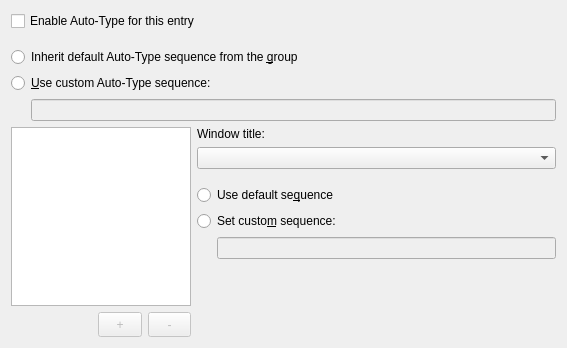
keepassxreboot/keepassxc, file src/gui/entry/EditEntryWidgetAutoType.ui: the form before one commit.
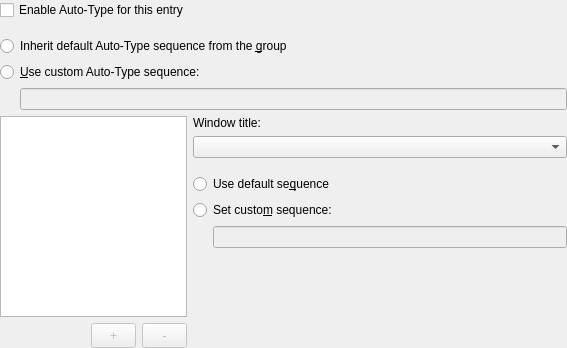
The form after the commit. Custom widgets are drawn as their Qt base class.

Commit message: Pixel-perfect entry edit widgets

```diff
--- a/src/gui/entry/EditEntryWidgetAutoType.ui
+++ b/src/gui/entry/EditEntryWidgetAutoType.ui
@@ -11,6 +11,18 @@
    </rect>
   </property>
   <layout class="QVBoxLayout" name="verticalLayout_2">
+   <property name="leftMargin">
+    <number>0</number>
+   </property>
+   <property name="topMargin">
+    <number>0</number>
+   </property>
+   <property name="rightMargin">
+    <number>0</number>
+   </property>
+   <property name="bottomMargin">
+    <number>0</number>
+   </property>
    <item>
     <widget class="QCheckBox" name="enableButton">
      <property name="text">
```
The commit also changes 6 other files.
